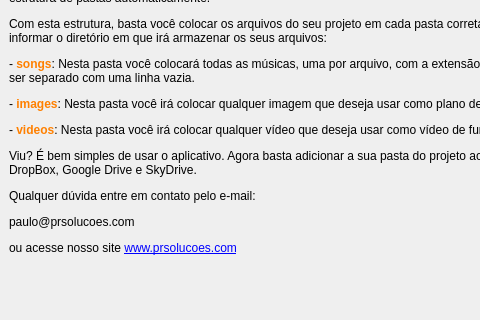
Qt form code/DialogAboutProjectDir.ui (paulocoutinhox/prprojector) before a commit; both pictures show x 0 to 480 and y 246 to 566 of the 763 by 566 pixel window.
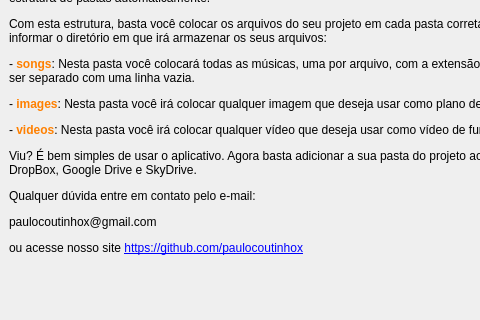
The same form after that commit. Icons and pictures are not drawn.

```diff
--- a/code/DialogAboutProjectDir.ui
+++ b/code/DialogAboutProjectDir.ui
@@ -35,7 +35,7 @@
       <item>
        <widget class="QLabel" name="label_2">
         <property name="text">
-         <string>&lt;html&gt;&lt;head/&gt;&lt;body&gt;&lt;p&gt;A &lt;span style=&quot; font-weight:600; color:#ff8000;&quot;&gt;pasta do projeto&lt;/span&gt; é o item mais importante desta aplicação!&lt;/p&gt;&lt;p&gt;Este aplicativo foi projetado para trabalhar com todos os arquivos disponíveis na nuvem. E para facilitar a sua vida, nós desenvolmemos tudo para que funcionasse por meio de pastas e arquivos, sem complexidade ou usando um banco de dados para guardar as informações.&lt;/p&gt;&lt;p&gt;Por isso, tudo o que vai usar dentro do aplicativo, se encontra em uma pasta específica do projeto dentro da pasta chamada &lt;span style=&quot; font-weight:600; color:#ff8000;&quot;&gt;data&lt;/span&gt;.&lt;/p&gt;&lt;p&gt;Se esta for a primeira vez que você está usando o aplicativo, selecione uma pasta no seu computador e o aplicativo criará para você uma estrutura de pastas automaticamente.&lt;/p&gt;&lt;p&gt;Com esta estrutura, basta você colocar os arquivos do seu projeto em cada pasta corretamente. Vamos ver as pastas criadas após você informar o diretório em que irá armazenar os seus arquivos:&lt;/p&gt;&lt;p&gt;- &lt;span style=&quot; font-weight:600; color:#ff8000;&quot;&gt;songs&lt;/span&gt;: Nesta pasta você colocará todas as músicas, uma por arquivo, com a extensão &amp;quot;.txt&amp;quot; (sem aspas). Cada verso da música deverá ser separado com uma linha vazia.&lt;/p&gt;&lt;p&gt;- &lt;span style=&quot; font-weight:600; color:#ff8000;&quot;&gt;images&lt;/span&gt;: Nesta pasta você irá colocar qualquer imagem que deseja usar como plano de fundo na projeção.&lt;/p&gt;&lt;p&gt;- &lt;span style=&quot; font-weight:600; color:#ff8000;&quot;&gt;videos&lt;/span&gt;: Nesta pasta você irá colocar qualquer vídeo que deseja usar como vídeo de fundo na projeção.&lt;/p&gt;&lt;p&gt;Viu? É bem simples de usar o aplicativo. Agora basta adicionar a sua pasta do projeto ao seu programa de sincronização na nuvem, como DropBox, Google Drive e SkyDrive. &lt;/p&gt;&lt;p&gt;Qualquer dúvida entre em contato pelo e-mail:&lt;/p&gt;&lt;p&gt;paulo@prsolucoes.com &lt;/p&gt;&lt;p&gt;ou acesse nosso site &lt;a href=&quot;http://www.prsolucoes.com&quot;&gt;&lt;span style=&quot; text-decoration: underline; color:#0000ff;&quot;&gt;www.prsolucoes.com&lt;/span&gt;&lt;/a&gt;&lt;/p&gt;&lt;/body&gt;&lt;/html&gt;</string>
+         <string>&lt;html&gt;&lt;head/&gt;&lt;body&gt;&lt;p&gt;A &lt;span style=&quot; font-weight:600; color:#ff8000;&quot;&gt;pasta do projeto&lt;/span&gt; é o item mais importante desta aplicação!&lt;/p&gt;&lt;p&gt;Este aplicativo foi projetado para trabalhar com todos os arquivos disponíveis na nuvem. E para facilitar a sua vida, nós desenvolmemos tudo para que funcionasse por meio de pastas e arquivos, sem complexidade ou usando um banco de dados para guardar as informações.&lt;/p&gt;&lt;p&gt;Por isso, tudo o que vai usar dentro do aplicativo, se encontra em uma pasta específica do projeto dentro da pasta chamada &lt;span style=&quot; font-weight:600; color:#ff8000;&quot;&gt;data&lt;/span&gt;.&lt;/p&gt;&lt;p&gt;Se esta for a primeira vez que você está usando o aplicativo, selecione uma pasta no seu computador e o aplicativo criará para você uma estrutura de pastas automaticamente.&lt;/p&gt;&lt;p&gt;Com esta estrutura, basta você colocar os arquivos do seu projeto em cada pasta corretamente. Vamos ver as pastas criadas após você informar o diretório em que irá armazenar os seus arquivos:&lt;/p&gt;&lt;p&gt;- &lt;span style=&quot; font-weight:600; color:#ff8000;&quot;&gt;songs&lt;/span&gt;: Nesta pasta você colocará todas as músicas, uma por arquivo, com a extensão &amp;quot;.txt&amp;quot; (sem aspas). Cada verso da música deverá ser separado com uma linha vazia.&lt;/p&gt;&lt;p&gt;- &lt;span style=&quot; font-weight:600; color:#ff8000;&quot;&gt;images&lt;/span&gt;: Nesta pasta você irá colocar qualquer imagem que deseja usar como plano de fundo na projeção.&lt;/p&gt;&lt;p&gt;- &lt;span style=&quot; font-weight:600; color:#ff8000;&quot;&gt;videos&lt;/span&gt;: Nesta pasta você irá colocar qualquer vídeo que deseja usar como vídeo de fundo na projeção.&lt;/p&gt;&lt;p&gt;Viu? É bem simples de usar o aplicativo. Agora basta adicionar a sua pasta do projeto ao seu programa de sincronização na nuvem, como DropBox, Google Drive e SkyDrive. &lt;/p&gt;&lt;p&gt;Qualquer dúvida entre em contato pelo e-mail:&lt;/p&gt;&lt;p&gt;paulocoutinhox@gmail.com &lt;/p&gt;&lt;p&gt;ou acesse nosso site &lt;a href=&quot;https://github.com/paulocoutinhox&quot;&gt;&lt;span style=&quot; text-decoration: underline; color:#0000ff;&quot;&gt;https://github.com/paulocoutinhox&lt;/span&gt;&lt;/a&gt;&lt;/p&gt;&lt;/body&gt;&lt;/html&gt;</string>
         </property>
         <property name="wordWrap">
          <bool>true</bool>
```
